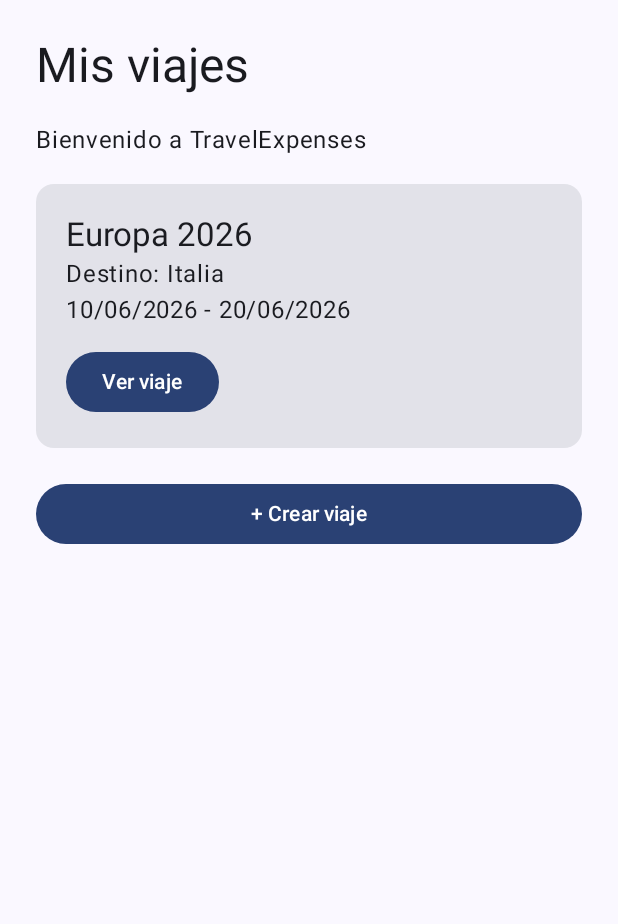
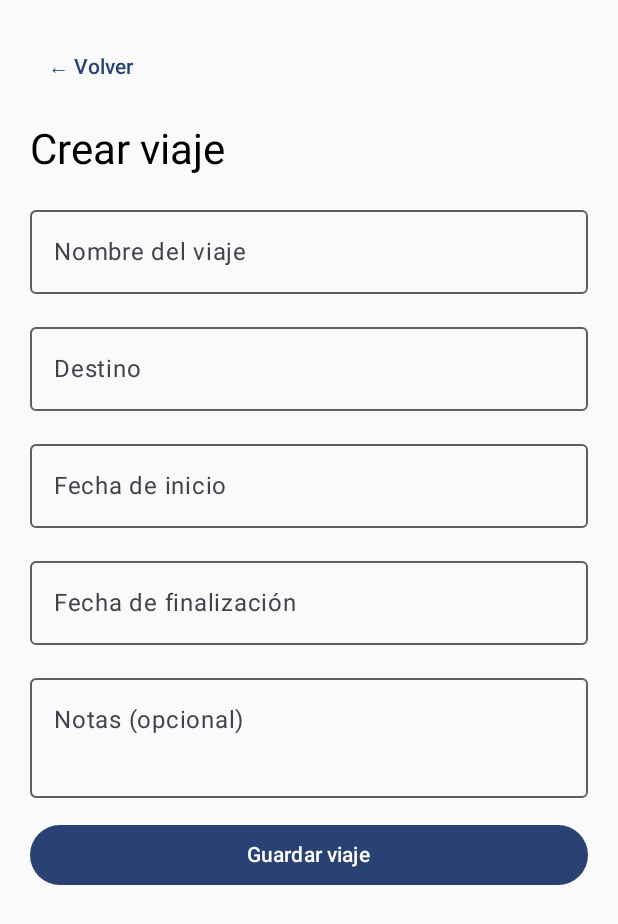
Before and after one commit to Kevvin0130/Parcial2, an Android app built with Jetpack Compose: the screen it shows after launch (MainActivity), after a tap on "+ Crear viaje", on a phone screen of 412 x 824 dp. Shown: the top 924 px of the screen. Run offline under Robolectric (Android 15) with nearby library versions, the phone set to English and light mode, and no system bars.

Commit message:
Implementacion de pantallas de viajes y creacion de viajes

```diff
--- a/app/src/main/java/com/example/parcial/MainActivity.kt
+++ b/app/src/main/java/com/example/parcial/MainActivity.kt
@@ -1,14 +1,30 @@
-
 package com.example.parcial
 
 import android.os.Bundle
 import androidx.activity.ComponentActivity
 import androidx.activity.compose.setContent
 import androidx.activity.enableEdgeToEdge
-import androidx.compose.foundation.layout.*
-import androidx.compose.material3.*
-import androidx.compose.ui.Modifier
-import androidx.compose.ui.unit.dp
+import androidx.compose.runtime.LaunchedEffect
+import androidx.compose.runtime.getValue
+import androidx.compose.runtime.mutableStateOf
+import androidx.compose.runtime.remember
+import androidx.compose.runtime.setValue
+import androidx.compose.runtime.collectAsState
+import com.example.parcial.presentation.screens.CreateTripScreen
+import com.example.parcial.presentation.screens.TripsScreen
+import com.example.parcial.data.datasource.InMemoryDataSource
+import com.example.parcial.data.repository.ExpenseRepositoryImpl
+import com.example.parcial.data.repository.TripRepositoryImpl
+import com.example.parcial.domain.usecase.CalculateTotalExpensesUseCase
+import com.example.parcial.domain.usecase.CreateTripUseCase
+import com.example.parcial.domain.usecase.GetCategoriesUseCase
+import com.example.parcial.domain.usecase.GetExpensesUseCase
+import com.example.parcial.domain.usecase.GetTripDetailUseCase
+import com.example.parcial.domain.usecase.GetTripsUseCase
+import com.example.parcial.domain.validation.TripValidator
+import com.example.parcial.presentation.screens.TripDetailRoute
+import com.example.parcial.presentation.viewmodel.TripDetailViewModel
+import com.example.parcial.presentation.viewmodel.TripViewModel
 import com.example.parcial.ui.theme.ParcialTheme
 
 class MainActivity : ComponentActivity() {
@@ -17,65 +33,62 @@ class MainActivity : ComponentActivity() {
         super.onCreate(savedInstanceState)
         enableEdgeToEdge()
 
-
         setContent {
             ParcialTheme {
-                Scaffold(
-                    modifier = Modifier.fillMaxSize()
-                ) { innerPadding ->
+                val dataSource = remember { InMemoryDataSource() }
+                val tripRepository = remember { TripRepositoryImpl(dataSource) }
+                val expenseRepository = remember { ExpenseRepositoryImpl(dataSource) }
 
-                    Column(
-                        modifier = Modifier
-                            .fillMaxSize()
-                            .padding(innerPadding)
-                            .padding(24.dp),
-                        verticalArrangement = Arrangement.spacedBy(20.dp)
-                    ) {
-                        Text(
-                            text = "Mis viajes",
-                            style = MaterialTheme.typography.headlineLarge
-                        )
+                val getTrips = remember { GetTripsUseCase(tripRepository) }
+                val createTrip = remember {
+                    CreateTripUseCase(tripRepository, TripValidator())
+                }
+                val getExpenses = remember { GetExpensesUseCase(expenseRepository) }
+                val calculateTotal = remember { CalculateTotalExpensesUseCase() }
+                val getTripDetail = remember {
+                    GetTripDetailUseCase(tripRepository, getExpenses, calculateTotal)
+                }
 
-                        Text(
-                            text = "Bienvenido a TravelExpenses",
-                            style = MaterialTheme.typography.bodyLarge
-                        )
+                val tripsViewModel = remember {
+                    TripViewModel(getTrips, createTrip)
+                }
+                val detailViewModel = remember {
+                    TripDetailViewModel(getTripDetail)
+                }
 
-                        Card(
-                            modifier = Modifier.fillMaxWidth()
-                        ) {
-                            Column(
-                                modifier = Modifier.padding(20.dp)
-                            ) {
-                                Text(
-                                    text = "Europa 2026",
-                                    style = MaterialTheme.typography.titleLarge
-                                )
+                val state by tripsViewModel.state.collectAsState()
+                var screen by remember { mutableStateOf("trips") }
+                var selectedTripId by remember { mutableStateOf("") }
 
-                                Text("Destino: Italia")
-                                Text("10/06/2026 - 20/06/2026")
+                LaunchedEffect(Unit) {
+                    tripsViewModel.loadTrips()
+                }
 
-                                Spacer(modifier = Modifier.height(12.dp))
-
-                                Button(
-                                    onClick = {
-                                        // Próximamente: abrir detalle
-                                    }
-                                ) {
-                                    Text("Ver viaje")
-                                }
-                            }
+                when (screen) {
+                    "create" -> CreateTripScreen(
+                        state = state,
+                        onSave = tripsViewModel::saveTrip,
+                        onBack = { screen = "trips" },
+                        onCreated = {
+                            tripsViewModel.clearCreated()
+                            screen = "trips"
                         }
-
-                        Button(
-                            onClick = {
-                                // Próximamente: crear viaje
-                            },
-                            modifier = Modifier.fillMaxWidth()
-                        ) {
-                            Text("+ Crear viaje")
-                        }
-                    }
+                    )
+                    "detail" -> TripDetailRoute(
+                        tripId = selectedTripId,
+                        viewModel = detailViewModel,
+                        onBack = { screen = "trips" },
+                        onAddExpense = {}
+                    )
+                    else -> TripsScreen(
+                        state = state,
+                        onCreate = { screen = "create" },
+                        onTripClick = { id ->
+                            selectedTripId = id
+                            screen = "detail"
+                        },
+                        onRetry = tripsViewModel::loadTrips
+                    )
                 }
             }
         }
--- /dev/null
+++ b/app/src/main/java/com/example/parcial/Presentation/Screens/CreateTripScreen.kt
@@ -0,0 +1,138 @@
+package com.example.parcial.presentation.screens
+
+import androidx.compose.foundation.layout.Arrangement
+import androidx.compose.foundation.layout.Column
+import androidx.compose.foundation.layout.Spacer
+import androidx.compose.foundation.layout.fillMaxSize
+import androidx.compose.foundation.layout.fillMaxWidth
+import androidx.compose.foundation.layout.height
+import androidx.compose.foundation.layout.padding
+import androidx.compose.foundation.rememberScrollState
+import androidx.compose.foundation.verticalScroll
+import androidx.compose.material3.Button
+import androidx.compose.material3.CircularProgressIndicator
+import androidx.compose.material3.MaterialTheme
+import androidx.compose.material3.OutlinedTextField
+import androidx.compose.material3.Text
+import androidx.compose.material3.TextButton
+import androidx.compose.runtime.Composable
+import androidx.compose.runtime.LaunchedEffect
+import androidx.compose.runtime.getValue
+import androidx.compose.runtime.mutableStateOf
+import androidx.compose.runtime.remember
+import androidx.compose.runtime.setValue
+import androidx.compose.ui.Modifier
+import androidx.compose.ui.unit.dp
+import com.example.parcial.domain.model.TripForm
+import com.example.parcial.presentation.viewmodel.TripsUiState
+import java.time.LocalDate
+
+@Composable
+fun CreateTripScreen(
+    state: TripsUiState,
+    onSave: (TripForm) -> Unit,
+    onBack: () -> Unit,
+    onCreated: () -> Unit
+) {
+    var name by remember { mutableStateOf("") }
+    var destination by remember { mutableStateOf("") }
+    var startDate by remember { mutableStateOf("") }
+    var endDate by remember { mutableStateOf("") }
+    var notes by remember { mutableStateOf("") }
+
+    LaunchedEffect(state.created) {
+        if (state.created) onCreated()
+    }
+
+    Column(
+        modifier = Modifier
+            .fillMaxSize()
+            .verticalScroll(rememberScrollState())
+            .padding(20.dp),
+        verticalArrangement = Arrangement.spacedBy(14.dp)
+    ) {
+        TextButton(onClick = onBack) {
+            Text("← Volver")
+        }
+
+        Text(
+            text = "Crear viaje",
+            style = MaterialTheme.typography.headlineMedium
+        )
+
+        OutlinedTextField(
+            value = name,
+            onValueChange = { name = it },
+            label = { Text("Nombre del viaje") },
+            modifier = Modifier.fillMaxWidth(),
+            singleLine = true
+        )
+
+        OutlinedTextField(
+            value = destination,
+            onValueChange = { destination = it },
+            label = { Text("Destino") },
+            modifier = Modifier.fillMaxWidth(),
+            singleLine = true
+        )
+
+        OutlinedTextField(
+            value = startDate,
+            onValueChange = { startDate = it },
+            label = { Text("Fecha de inicio") },
+            placeholder = { Text("2026-06-10") },
+            modifier = Modifier.fillMaxWidth(),
+            singleLine = true
+        )
+
+        OutlinedTextField(
+            value = endDate,
+            onValueChange = { endDate = it },
+            label = { Text("Fecha de finalización") },
+            placeholder = { Text("2026-06-20") },
+            modifier = Modifier.fillMaxWidth(),
+            singleLine = true
+        )
+
+        OutlinedTextField(
+            value = notes,
+            onValueChange = { notes = it },
+            label = { Text("Notas (opcional)") },
+            modifier = Modifier.fillMaxWidth(),
+            minLines = 2
+        )
+
+        state.validationError?.let {
+            Text(it, color = MaterialTheme.colorScheme.error)
+        }
+
+        state.error?.let {
+            Text(it, color = MaterialTheme.colorScheme.error)
+        }
+
+        Button(
+            onClick = {
+                val start = runCatching { LocalDate.parse(startDate) }.getOrNull()
+                val end = runCatching { LocalDate.parse(endDate) }.getOrNull()
+                onSave(
+                    TripForm(
+                        name = name,
+                        destination = destination,
+                        startDate = start,
+                        endDate = end,
+                        notes = notes
+                    )
+                )
+            },
+            modifier = Modifier.fillMaxWidth(),
+            enabled = !state.saving
+        ) {
+            if (state.saving) {
+                CircularProgressIndicator()
+            } else {
+                Text("Guardar viaje")
+            }
+        }
+        Spacer(modifier = Modifier.height(8.dp))
+    }
+}
--- /dev/null
+++ b/app/src/main/java/com/example/parcial/Presentation/Screens/TripsScreen.kt
@@ -0,0 +1,131 @@
+package com.example.parcial.presentation.screens
+
+import androidx.compose.foundation.clickable
+import androidx.compose.foundation.layout.Arrangement
+import androidx.compose.foundation.layout.Box
+import androidx.compose.foundation.layout.Column
+import androidx.compose.foundation.layout.Row
+import androidx.compose.foundation.layout.Spacer
+import androidx.compose.foundation.layout.fillMaxSize
+import androidx.compose.foundation.layout.fillMaxWidth
+import androidx.compose.foundation.layout.padding
+import androidx.compose.foundation.layout.height
+import androidx.compose.foundation.lazy.LazyColumn
+import androidx.compose.foundation.lazy.items
+import androidx.compose.material3.Button
+import androidx.compose.material3.Card
+import androidx.compose.material3.CircularProgressIndicator
+import androidx.compose.material3.MaterialTheme
+import androidx.compose.material3.Scaffold
+import androidx.compose.material3.Text
+import androidx.compose.runtime.Composable
+import androidx.compose.ui.Alignment
+import androidx.compose.ui.Modifier
+import androidx.compose.ui.unit.dp
+import com.example.parcial.domain.model.Trip
+import com.example.parcial.presentation.viewmodel.TripsUiState
+
+@Composable
+fun TripsScreen(
+    state: TripsUiState,
+    onCreate: () -> Unit,
+    onTripClick: (String) -> Unit,
+    onRetry: () -> Unit
+) {
+    Scaffold { padding ->
+        Column(
+            modifier = Modifier
+                .fillMaxSize()
+                .padding(padding)
+                .padding(20.dp)
+        ) {
+            Text(
+                text = "Mis viajes",
+                style = MaterialTheme.typography.headlineMedium
+            )
+            Text(
+                text = "Organiza los gastos de tus viajes",
+                style = MaterialTheme.typography.bodyMedium
+            )
+            Spacer(modifier = Modifier.height(20.dp))
+            Button(
+                onClick = onCreate,
+                modifier = Modifier.fillMaxWidth()
+            ) {
+                Text("+ Crear viaje")
+            }
+            Spacer(modifier = Modifier.height(16.dp))
+
+            when {
+                state.loading -> {
+                    Box(
+                        modifier = Modifier.fillMaxSize(),
+                        contentAlignment = Alignment.Center
+                    ) {
+                        CircularProgressIndicator()
+                    }
+                }
+                state.error != null -> {
+                    Column(horizontalAlignment = Alignment.CenterHorizontally) {
+                        Text(state.error)
+                        Button(onClick = onRetry) {
+                            Text("Reintentar")
+                        }
+                    }
+                }
+                state.trips.isEmpty() -> {
+                    Box(
+                        modifier = Modifier.fillMaxSize(),
+                        contentAlignment = Alignment.Center
+                    ) {
+                        Text("Todavía no tienes viajes registrados")
+                    }
+                }
+                else -> {
+                    LazyColumn(
+                        verticalArrangement = Arrangement.spacedBy(12.dp)
+                    ) {
+                        items(state.trips, key = { it.id }) { trip ->
+                            TripCard(trip = trip, onClick = {
+                                onTripClick(trip.id)
+                            })
+                        }
+                    }
+                }
+            }
+        }
+    }
+}
+
+@Composable
+private fun TripCard(
+    trip: Trip,
+    onClick: () -> Unit
+) {
+    Card(
+        modifier = Modifier
+            .fillMaxWidth()
+            .clickable(onClick = onClick)
+    ) {
+        Row(
+            modifier = Modifier.padding(16.dp),
+            verticalAlignment = Alignment.CenterVertically
+        ) {
+            Column(modifier = Modifier.weight(1f)) {
+                Text(
+                    text = trip.name,
+                    style = MaterialTheme.typography.titleLarge
+                )
+                Text(
+                    text = trip.destination,
+                    color = MaterialTheme.colorScheme.primary
+                )
+                Text(
+                    text = "${trip.startDate} - ${trip.endDate}",
+                    style = MaterialTheme.typography.bodySmall
+                )
+            }
+            Text("›", style = MaterialTheme.typography.headlineMedium)
+        }
+    }
+}
--- /dev/null
+++ b/app/src/main/java/com/example/parcial/Presentation/viewmodel/TripViewModel.kt
@@ -0,0 +1,95 @@
+package com.example.parcial.presentation.viewmodel
+
+import androidx.lifecycle.ViewModel
+import androidx.lifecycle.viewModelScope
+import com.example.parcial.domain.model.SaveResult
+import com.example.parcial.domain.model.Trip
+import com.example.parcial.domain.model.TripForm
+import com.example.parcial.domain.usecase.CreateTripUseCase
+import com.example.parcial.domain.usecase.GetTripsUseCase
+import com.example.parcial.domain.validation.ValidationError
+import kotlinx.coroutines.flow.MutableStateFlow
+import kotlinx.coroutines.flow.StateFlow
+import kotlinx.coroutines.flow.asStateFlow
+import kotlinx.coroutines.launch
+
+ data class TripsUiState(
+    val loading: Boolean = false,
+    val saving: Boolean = false,
+    val trips: List<Trip> = emptyList(),
+    val error: String? = null,
+    val validationError: String? = null,
+    val created: Boolean = false
+)
+
+class TripViewModel(
+    private val getTrips: GetTripsUseCase,
+    private val createTrip: CreateTripUseCase
+) : ViewModel() {
+
+    private val _state = MutableStateFlow(TripsUiState())
+    val state: StateFlow<TripsUiState> = _state.asStateFlow()
+
+    fun loadTrips() {
+        viewModelScope.launch {
+            _state.value = _state.value.copy(loading = true, error = null)
+            try {
+                _state.value = _state.value.copy(
+                    loading = false,
+                    trips = getTrips()
+                )
+            } catch (e: Exception) {
+                _state.value = _state.value.copy(
+                    loading = false,
+                    error = "No se pudieron cargar los viajes"
+                )
+            }
+        }
+    }
+
+    fun saveTrip(form: TripForm) {
+        viewModelScope.launch {
+            _state.value = _state.value.copy(
+                saving = true,
+                error = null,
+                validationError = null,
+                created = false
+            )
+
+            when (val result = createTrip(form)) {
+                is SaveResult.Success -> {
+                    _state.value = _state.value.copy(
+                        saving = false,
+                        trips = getTrips(),
+                        created = true
+                    )
+                }
+                is SaveResult.Invalid -> {
+                    _state.value = _state.value.copy(
+                        saving = false,
+                        validationError = result.errors.joinToString("\n") {
+                            when (it) {
+                                ValidationError.NAME_REQUIRED -> "Ingresa el nombre del viaje"
+                                ValidationError.DESTINATION_REQUIRED -> "Ingresa el destino"
+                                ValidationError.START_DATE_REQUIRED -> "Selecciona la fecha de inicio"
+                                ValidationError.END_DATE_REQUIRED -> "Selecciona la fecha de finalización"
+                                ValidationError.END_BEFORE_START -> "La fecha final no puede ser anterior a la inicial"
+                                else -> "Revisa los datos ingresados"
+                            }
+                        }
+                    )
+                }
+                is SaveResult.Failure -> {
+                    _state.value = _state.value.copy(
+                        saving = false,
+                        error = result.message ?: "No se pudo guardar el viaje"
+                    )
+                }
+            }
+        }
+    }
+
+    fun clearCreated() {
+        _state.value = _state.value.copy(created = false, validationError = null)
+    }
+}
```
